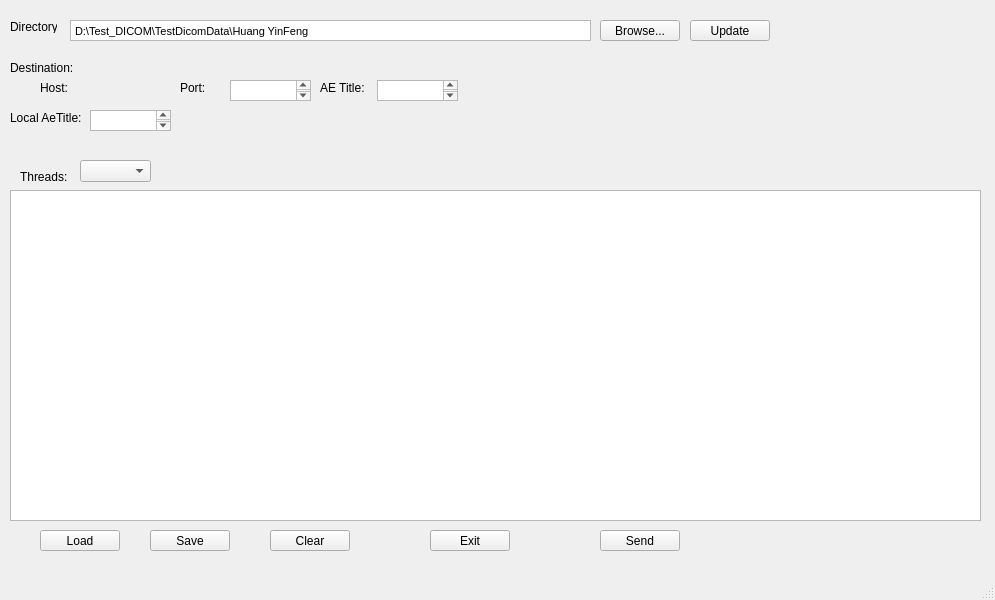
Above: Tools/SendDicomSCU/mainwindow.ui from zyq1569/HealthApp before the change. Below: the same form after it.
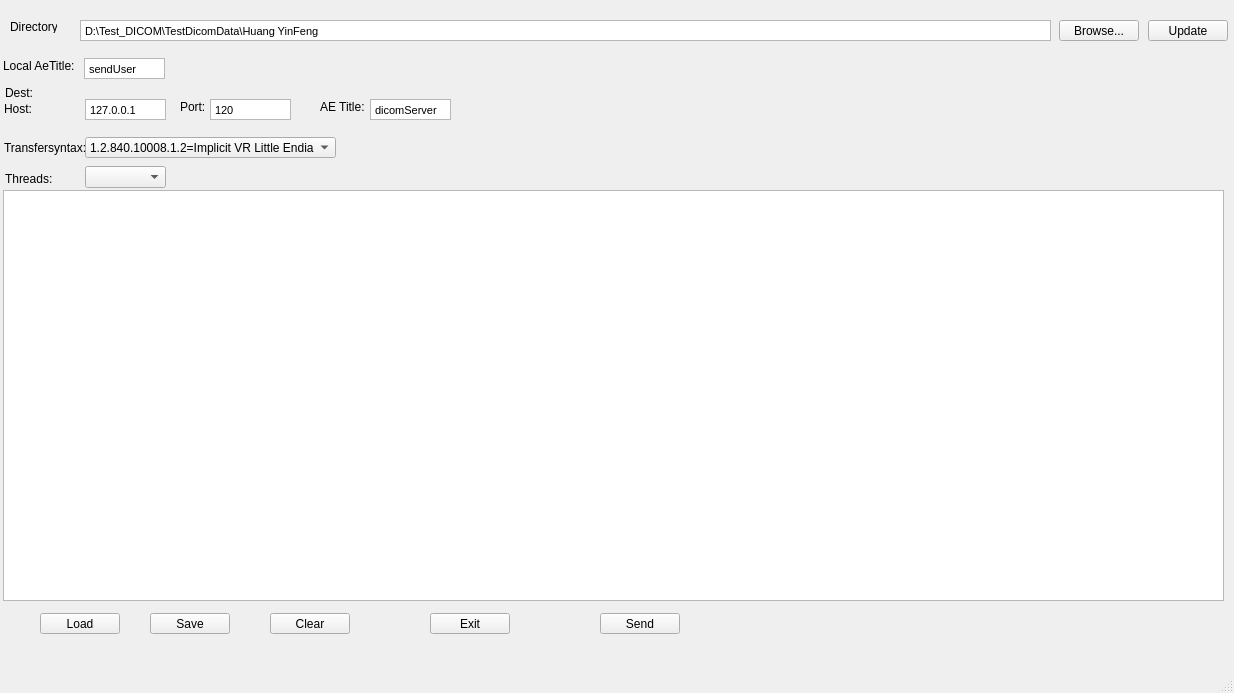
That is the form after the change.

```diff
--- a/Tools/SendDicomSCU/mainwindow.ui
+++ b/Tools/SendDicomSCU/mainwindow.ui
@@ -6,8 +6,8 @@
    <rect>
     <x>0</x>
     <y>0</y>
-    <width>995</width>
-    <height>600</height>
+    <width>1234</width>
+    <height>693</height>
    </rect>
   </property>
   <property name="windowTitle">
@@ -30,21 +30,21 @@
    <widget class="QLabel" name="label_3">
     <property name="geometry">
      <rect>
-      <x>10</x>
-      <y>60</y>
-      <width>71</width>
+      <x>5</x>
+      <y>85</y>
+      <width>41</width>
       <height>16</height>
      </rect>
     </property>
     <property name="text">
-     <string>Destination:</string>
+     <string>Dest:</string>
     </property>
    </widget>
    <widget class="QLabel" name="label_4">
     <property name="geometry">
      <rect>
-      <x>20</x>
-      <y>170</y>
+      <x>5</x>
+      <y>172</y>
       <width>47</width>
       <height>13</height>
      </rect>
@@ -56,9 +56,9 @@
    <widget class="QComboBox" name="comboBox_3">
     <property name="geometry">
      <rect>
-      <x>80</x>
-      <y>160</y>
-      <width>71</width>
+      <x>85</x>
+      <y>166</y>
+      <width>81</width>
       <height>22</height>
      </rect>
     </property>
@@ -66,10 +66,10 @@
    <widget class="QTableView" name="tableView">
     <property name="geometry">
      <rect>
-      <x>10</x>
+      <x>3</x>
       <y>190</y>
-      <width>971</width>
-      <height>331</height>
+      <width>1221</width>
+      <height>411</height>
      </rect>
     </property>
    </widget>
@@ -77,7 +77,7 @@
     <property name="geometry">
      <rect>
       <x>40</x>
-      <y>530</y>
+      <y>613</y>
       <width>80</width>
       <height>21</height>
      </rect>
@@ -90,7 +90,7 @@
     <property name="geometry">
      <rect>
       <x>150</x>
-      <y>530</y>
+      <y>613</y>
       <width>80</width>
       <height>21</height>
      </rect>
@@ -103,7 +103,7 @@
     <property name="geometry">
      <rect>
       <x>270</x>
-      <y>530</y>
+      <y>613</y>
       <width>80</width>
       <height>21</height>
      </rect>
@@ -116,7 +116,7 @@
     <property name="geometry">
      <rect>
       <x>430</x>
-      <y>530</y>
+      <y>613</y>
       <width>80</width>
       <height>21</height>
      </rect>
@@ -128,7 +128,7 @@
    <widget class="QPushButton" name="pBDir">
     <property name="geometry">
      <rect>
-      <x>600</x>
+      <x>1059</x>
       <y>20</y>
       <width>80</width>
       <height>21</height>
@@ -141,7 +141,7 @@
    <widget class="QPushButton" name="pbUpdate">
     <property name="geometry">
      <rect>
-      <x>690</x>
+      <x>1148</x>
       <y>20</y>
       <width>80</width>
       <height>21</height>
@@ -155,7 +155,7 @@
     <property name="geometry">
      <rect>
       <x>600</x>
-      <y>530</y>
+      <y>613</y>
       <width>80</width>
       <height>21</height>
      </rect>
@@ -167,51 +167,21 @@
    <widget class="QLabel" name="label_5">
     <property name="geometry">
      <rect>
-      <x>40</x>
-      <y>80</y>
-      <width>31</width>
-      <height>16</height>
+      <x>4</x>
+      <y>99</y>
+      <width>61</width>
+      <height>20</height>
      </rect>
     </property>
     <property name="text">
      <string>Host:</string>
     </property>
    </widget>
-   <widget class="QTextEdit" name="tPort">
-    <property name="geometry">
-     <rect>
-      <x>230</x>
-      <y>80</y>
-      <width>81</width>
-      <height>21</height>
-     </rect>
-    </property>
-   </widget>
-   <widget class="QTextEdit" name="tAeTitle">
-    <property name="geometry">
-     <rect>
-      <x>377</x>
-      <y>80</y>
-      <width>81</width>
-      <height>21</height>
-     </rect>
-    </property>
-   </widget>
-   <widget class="QTextEdit" name="tLocalAeTitle">
-    <property name="geometry">
-     <rect>
-      <x>90</x>
-      <y>110</y>
-      <width>81</width>
-      <height>21</height>
-     </rect>
-    </property>
-   </widget>
    <widget class="QLabel" name="label_6">
     <property name="geometry">
      <rect>
       <x>180</x>
-      <y>80</y>
+      <y>99</y>
       <width>31</width>
       <height>16</height>
      </rect>
@@ -224,7 +194,7 @@
     <property name="geometry">
      <rect>
       <x>320</x>
-      <y>80</y>
+      <y>99</y>
       <width>51</width>
       <height>16</height>
      </rect>
@@ -233,25 +203,12 @@
      <string>AE Title:</string>
     </property>
    </widget>
-   <widget class="QLabel" name="label_8">
-    <property name="geometry">
-     <rect>
-      <x>10</x>
-      <y>110</y>
-      <width>71</width>
-      <height>16</height>
-     </rect>
-    </property>
-    <property name="text">
-     <string>Local AeTitle:</string>
-    </property>
-   </widget>
    <widget class="QTextEdit" name="cbDcmDir">
     <property name="geometry">
      <rect>
-      <x>70</x>
+      <x>80</x>
       <y>20</y>
-      <width>521</width>
+      <width>971</width>
       <height>21</height>
      </rect>
     </property>
@@ -272,6 +229,162 @@
 &lt;p style=&quot; margin-top:0px; margin-bottom:0px; margin-left:0px; margin-right:0px; -qt-block-indent:0; text-indent:0px;&quot;&gt;D:\Test_DICOM\TestDicomData\Huang YinFeng&lt;/p&gt;&lt;/body&gt;&lt;/html&gt;</string>
     </property>
    </widget>
+   <widget class="QTextEdit" name="cb_IP">
+    <property name="geometry">
+     <rect>
+      <x>85</x>
+      <y>99</y>
+      <width>81</width>
+      <height>21</height>
+     </rect>
+    </property>
+    <property name="verticalScrollBarPolicy">
+     <enum>Qt::ScrollBarAlwaysOff</enum>
+    </property>
+    <property name="horizontalScrollBarPolicy">
+     <enum>Qt::ScrollBarAlwaysOff</enum>
+    </property>
+    <property name="lineWrapMode">
+     <enum>QTextEdit::NoWrap</enum>
+    </property>
+    <property name="html">
+     <string>&lt;!DOCTYPE HTML PUBLIC &quot;-//W3C//DTD HTML 4.0//EN&quot; &quot;http://www.w3.org/TR/REC-html40/strict.dtd&quot;&gt;
+&lt;html&gt;&lt;head&gt;&lt;meta name=&quot;qrichtext&quot; content=&quot;1&quot; /&gt;&lt;style type=&quot;text/css&quot;&gt;
+p, li { white-space: pre-wrap; }
+&lt;/style&gt;&lt;/head&gt;&lt;body style=&quot; font-family:'MS Shell Dlg 2'; font-size:8.25pt; font-weight:400; font-style:normal;&quot;&gt;
+&lt;p style=&quot; margin-top:0px; margin-bottom:0px; margin-left:0px; margin-right:0px; -qt-block-indent:0; text-indent:0px;&quot;&gt;127.0.0.1&lt;/p&gt;&lt;/body&gt;&lt;/html&gt;</string>
+    </property>
+   </widget>
+   <widget class="QTextEdit" name="cb_Port">
+    <property name="geometry">
+     <rect>
+      <x>210</x>
+      <y>99</y>
+      <width>81</width>
+      <height>21</height>
+     </rect>
+    </property>
+    <property name="verticalScrollBarPolicy">
+     <enum>Qt::ScrollBarAlwaysOff</enum>
+    </property>
+    <property name="horizontalScrollBarPolicy">
+     <enum>Qt::ScrollBarAlwaysOff</enum>
+    </property>
+    <property name="lineWrapMode">
+     <enum>QTextEdit::NoWrap</enum>
+    </property>
+    <property name="html">
+     <string>&lt;!DOCTYPE HTML PUBLIC &quot;-//W3C//DTD HTML 4.0//EN&quot; &quot;http://www.w3.org/TR/REC-html40/strict.dtd&quot;&gt;
+&lt;html&gt;&lt;head&gt;&lt;meta name=&quot;qrichtext&quot; content=&quot;1&quot; /&gt;&lt;style type=&quot;text/css&quot;&gt;
+p, li { white-space: pre-wrap; }
+&lt;/style&gt;&lt;/head&gt;&lt;body style=&quot; font-family:'MS Shell Dlg 2'; font-size:8.25pt; font-weight:400; font-style:normal;&quot;&gt;
+&lt;p style=&quot; margin-top:0px; margin-bottom:0px; margin-left:0px; margin-right:0px; -qt-block-indent:0; text-indent:0px;&quot;&gt;120&lt;/p&gt;&lt;/body&gt;&lt;/html&gt;</string>
+    </property>
+   </widget>
+   <widget class="QTextEdit" name="cb_Aetitle">
+    <property name="geometry">
+     <rect>
+      <x>370</x>
+      <y>99</y>
+      <width>81</width>
+      <height>21</height>
+     </rect>
+    </property>
+    <property name="verticalScrollBarPolicy">
+     <enum>Qt::ScrollBarAlwaysOff</enum>
+    </property>
+    <property name="horizontalScrollBarPolicy">
+     <enum>Qt::ScrollBarAlwaysOff</enum>
+    </property>
+    <property name="lineWrapMode">
+     <enum>QTextEdit::NoWrap</enum>
+    </property>
+    <property name="html">
+     <string>&lt;!DOCTYPE HTML PUBLIC &quot;-//W3C//DTD HTML 4.0//EN&quot; &quot;http://www.w3.org/TR/REC-html40/strict.dtd&quot;&gt;
+&lt;html&gt;&lt;head&gt;&lt;meta name=&quot;qrichtext&quot; content=&quot;1&quot; /&gt;&lt;style type=&quot;text/css&quot;&gt;
+p, li { white-space: pre-wrap; }
+&lt;/style&gt;&lt;/head&gt;&lt;body style=&quot; font-family:'MS Shell Dlg 2'; font-size:8.25pt; font-weight:400; font-style:normal;&quot;&gt;
+&lt;p style=&quot; margin-top:0px; margin-bottom:0px; margin-left:0px; margin-right:0px; -qt-block-indent:0; text-indent:0px;&quot;&gt;dicomServer&lt;/p&gt;&lt;/body&gt;&lt;/html&gt;</string>
+    </property>
+   </widget>
+   <widget class="QTextEdit" name="cb_LocalAetitle">
+    <property name="geometry">
+     <rect>
+      <x>84</x>
+      <y>58</y>
+      <width>81</width>
+      <height>21</height>
+     </rect>
+    </property>
+    <property name="verticalScrollBarPolicy">
+     <enum>Qt::ScrollBarAlwaysOff</enum>
+    </property>
+    <property name="horizontalScrollBarPolicy">
+     <enum>Qt::ScrollBarAlwaysOff</enum>
+    </property>
+    <property name="lineWrapMode">
+     <enum>QTextEdit::NoWrap</enum>
+    </property>
+    <property name="html">
+     <string>&lt;!DOCTYPE HTML PUBLIC &quot;-//W3C//DTD HTML 4.0//EN&quot; &quot;http://www.w3.org/TR/REC-html40/strict.dtd&quot;&gt;
+&lt;html&gt;&lt;head&gt;&lt;meta name=&quot;qrichtext&quot; content=&quot;1&quot; /&gt;&lt;style type=&quot;text/css&quot;&gt;
+p, li { white-space: pre-wrap; }
+&lt;/style&gt;&lt;/head&gt;&lt;body style=&quot; font-family:'MS Shell Dlg 2'; font-size:8.25pt; font-weight:400; font-style:normal;&quot;&gt;
+&lt;p style=&quot; margin-top:0px; margin-bottom:0px; margin-left:0px; margin-right:0px; -qt-block-indent:0; text-indent:0px;&quot;&gt;sendUser&lt;/p&gt;&lt;/body&gt;&lt;/html&gt;</string>
+    </property>
+   </widget>
+   <widget class="QLabel" name="label_8">
+    <property name="geometry">
+     <rect>
+      <x>3</x>
+      <y>58</y>
+      <width>71</width>
+      <height>16</height>
+     </rect>
+    </property>
+    <property name="text">
+     <string>Local AeTitle:</string>
+    </property>
+   </widget>
+   <widget class="QLabel" name="lb_transfersyntax">
+    <property name="geometry">
+     <rect>
+      <x>4</x>
+      <y>138</y>
+      <width>81</width>
+      <height>20</height>
+     </rect>
+    </property>
+    <property name="text">
+     <string>Transfersyntax:</string>
+    </property>
+   </widget>
+   <widget class="QComboBox" name="comboBox_4">
+    <property name="geometry">
+     <rect>
+      <x>85</x>
+      <y>137</y>
+      <width>251</width>
+      <height>21</height>
+     </rect>
+    </property>
+    <item>
+     <property name="text">
+      <string>1.2.840.10008.1.2=Implicit VR Little Endian</string>
+     </property>
+    </item>
+    <item>
+     <property name="text">
+      <string>1.2.840.10008.1.2.1=Explicit VR Little Endian
+</string>
+     </property>
+    </item>
+    <item>
+     <property name="text">
+      <string>1.2.840.10008.1.2.2=Explicit VR Big Endian</string>
+     </property>
+    </item>
+   </widget>
   </widget>
   <widget class="QMenuBar" name="menubar">
    <property name="geometry">
```
Left out of the diff: 2 changed lines with no effect on the pictures.
